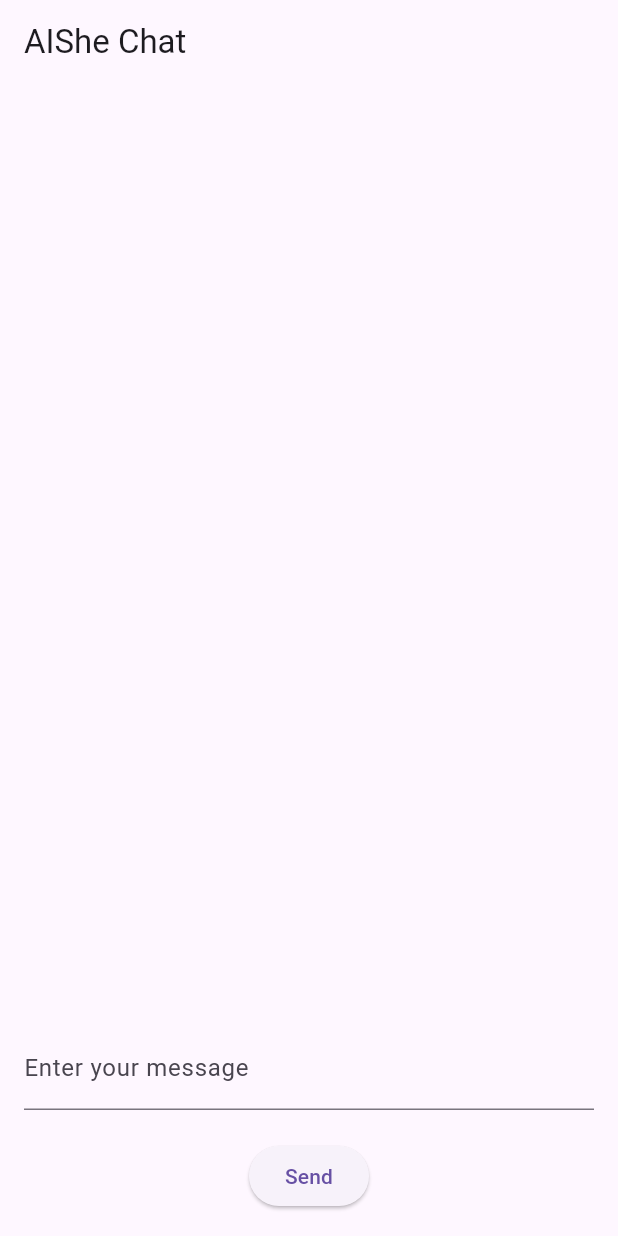
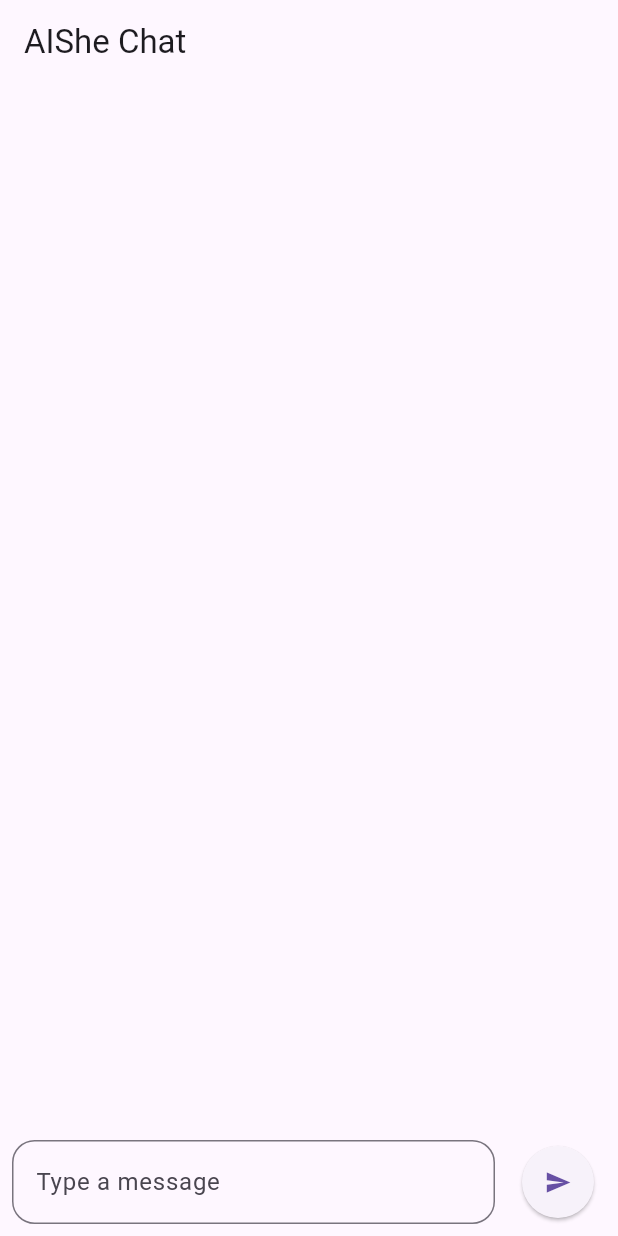
Before and after one commit to eskarasu/aishe, a Flutter app: the screen it shows after launch, on a phone screen of 412 x 824 dp. Run offline on Flutter 3.47's test engine with Material 3 defaults, Android fonts, the light colour scheme and no system bars.

Commit message:
update main.dart

```diff
--- a/lib/main.dart
+++ b/lib/main.dart
@@ -22,14 +22,22 @@ class ChatScreen extends StatefulWidget {
 
 class _ChatScreenState extends State<ChatScreen> {
   final TextEditingController _controller = TextEditingController();
-  String _response = "";
+  final ScrollController _scrollController = ScrollController();
+  List<Map<String, String>> _messages = [];
 
   Future<void> _sendMessage() async {
     final message = _controller.text;
     if (message.isEmpty) return;
 
+    setState(() {
+      _messages.add({"sender": "user", "text": message});
+    });
+
+    _controller.clear();
+    _scrollToBottom();
+
     final response = await http.post(
-      Uri.parse('http://127.0.0.1:5000/chat'), // Flask sunucusu URL'sini buraya yazın
+      Uri.parse('http://127.0.0.1:5000/chat'),
       headers: {"Content-Type": "application/json"},
       body: jsonEncode({"message": message}),
     );
@@ -37,13 +45,25 @@ class _ChatScreenState extends State<ChatScreen> {
     if (response.statusCode == 200) {
       final data = jsonDecode(response.body);
       setState(() {
-        _response = data['response'];
+        _messages.add({"sender": "bot", "text": data['response']});
       });
     } else {
       setState(() {
-        _response = "Error: Unable to get response from server.";
+        _messages.add({"sender": "bot", "text": "Error: Unable to get response from server."});
       });
     }
+
+    _scrollToBottom();
+  }
+
+  void _scrollToBottom() {
+    WidgetsBinding.instance.addPostFrameCallback((_) {
+      _scrollController.animateTo(
+        _scrollController.position.maxScrollExtent,
+        duration: Duration(milliseconds: 300),
+        curve: Curves.easeOut,
+      );
+    });
   }
 
   @override
@@ -52,27 +72,70 @@ class _ChatScreenState extends State<ChatScreen> {
       appBar: AppBar(
         title: Text('AIShe Chat'),
       ),
-      body: Padding(
-        padding: const EdgeInsets.all(16.0),
-        child: Column(
+      body: Column(
         children: [
           Expanded(
-              child: SingleChildScrollView(
-                child: Text(_response),
+            child: ListView.builder(
+              controller: _scrollController,
+              itemCount: _messages.length,
+              itemBuilder: (context, index) {
+                final message = _messages[index];
+                bool isUserMessage = message["sender"] == "user";
+
+                return Align(
+                  alignment: isUserMessage ? Alignment.centerRight : Alignment.centerLeft,
+                  child: Container(
+                    margin: EdgeInsets.symmetric(vertical: 5.0, horizontal: 10.0),
+                    padding: EdgeInsets.all(12.0),
+                    decoration: BoxDecoration(
+                      color: isUserMessage ? Colors.blue[300] : Colors.grey[300],
+                      borderRadius: BorderRadius.only(
+                        topLeft: Radius.circular(15),
+                        topRight: Radius.circular(15),
+                        bottomLeft: isUserMessage ? Radius.circular(15) : Radius.zero,
+                        bottomRight: isUserMessage ? Radius.zero : Radius.circular(15),
                       ),
                     ),
-            TextField(
+                    child: Text(
+                      message["text"]!,
+                      style: TextStyle(
+                        color: isUserMessage ? Colors.white : Colors.black87,
+                      ),
+                    ),
+                  ),
+                );
+              },
+            ),
+          ),
+          Padding(
+            padding: const EdgeInsets.all(8.0),
+            child: Row(
+              children: [
+                Expanded(
+                  child: TextField(
                     controller: _controller,
-              decoration: InputDecoration(labelText: 'Enter your message'),
+                    decoration: InputDecoration(
+                      hintText: 'Type a message',
+                      border: OutlineInputBorder(
+                        borderRadius: BorderRadius.circular(15),
                       ),
-            SizedBox(height: 20),
+                    ),
+                  ),
+                ),
+                SizedBox(width: 10),
                 ElevatedButton(
                   onPressed: _sendMessage,
-              child: Text('Send'),
+                  style: ElevatedButton.styleFrom(
+                    shape: CircleBorder(),
+                    padding: EdgeInsets.all(15),
+                  ),
+                  child: Icon(Icons.send),
                 ),
               ],
             ),
           ),
+        ],
+      ),
     );
   }
 }
```
Lines whose indentation alone changed are shown as unchanged.
